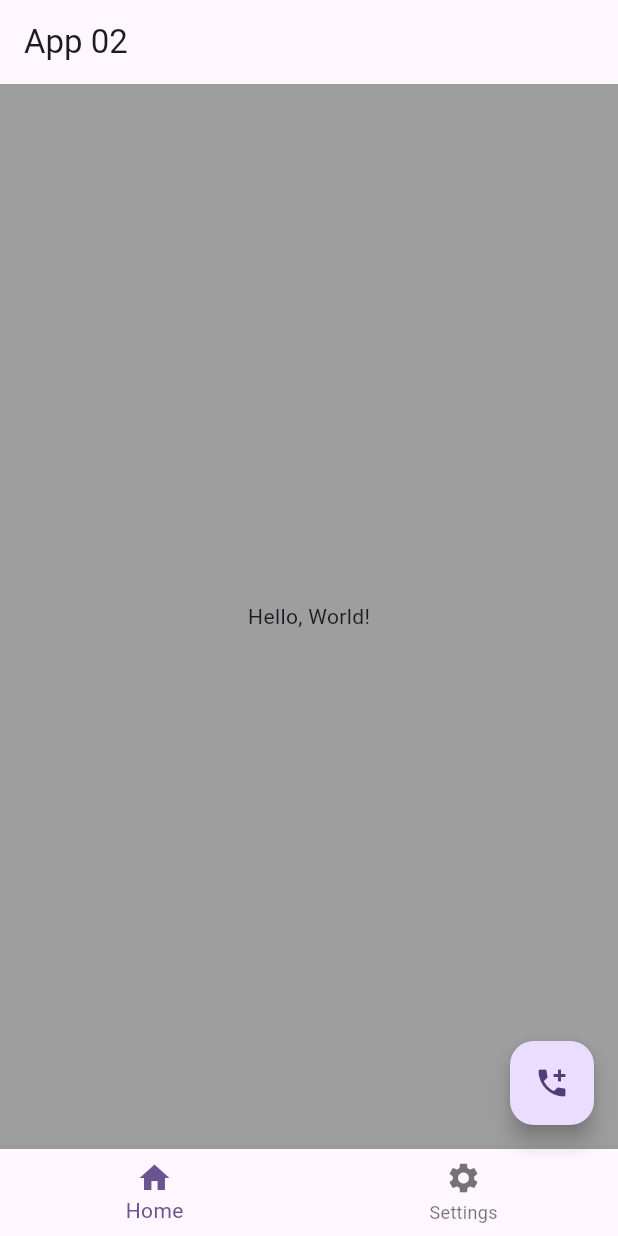
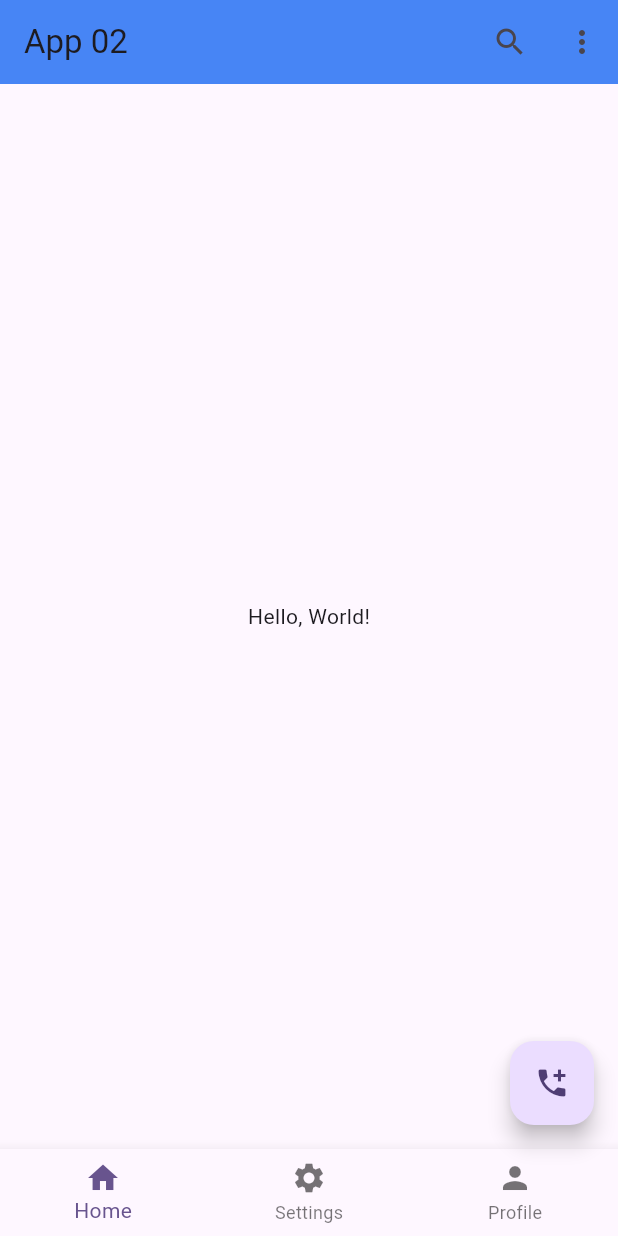
Before and after one commit to Putigol/Flutter-Android-Studio-Tutorial, a Flutter app: the screen it shows after launch, on a phone screen of 412 x 824 dp. Run offline on Flutter 3.47's test engine with Material 3 defaults, Android fonts, the phone set to English and light mode, and no system bars.

Commit message:
Scaffold to Appbar

```diff
--- a/app_02/lib/MyScaffold.dart
+++ b/app_02/lib/MyScaffold.dart
@@ -27,6 +27,7 @@ class MyScaffold extends StatelessWidget {
         items: [
           BottomNavigationBarItem(icon: Icon(Icons.home), label: 'Home'),
           BottomNavigationBarItem(icon: Icon(Icons.settings), label: 'Settings'),
+          BottomNavigationBarItem(icon: Icon(Icons.person), label: 'Profile'),
         ]
       )
 
--- a/app_02/lib/main.dart
+++ b/app_02/lib/main.dart
@@ -1,5 +1,5 @@
 import 'package:flutter/material.dart';
-import 'MyScaffold.dart';
+import 'MyAppBar.dart';
 void main() {
   runApp(const MyApp());
 }
@@ -30,7 +30,7 @@ class MyApp extends StatelessWidget {
         // tested with just a hot reload.
         colorScheme: .fromSeed(seedColor: Colors.deepPurple),
       ),
-      home: const MyScaffold(),
+      home: const MyAppBar(),
     );
   }
 }
```
